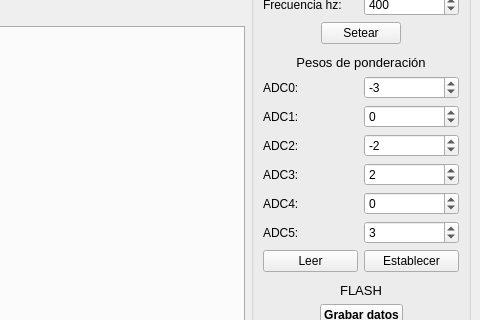
Qt form mainwindow.ui (GabiAndi/Microcontroladores_2020_Autito_UI) before a commit; both pictures show x 620 to 1100 and y 200 to 520 of the 1100 by 660 pixel window.
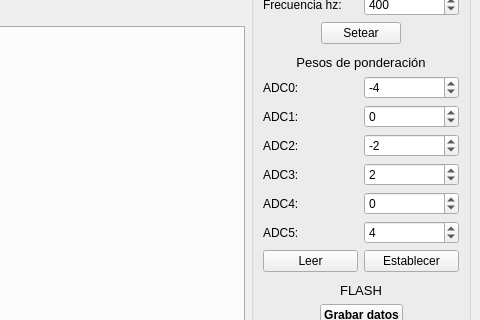
The same form after that commit. Icons and pictures are not drawn. Custom widgets are drawn as their Qt base class.

Commit message: Presentación

Patch:
```diff
--- a/mainwindow.ui
+++ b/mainwindow.ui
@@ -536,7 +536,7 @@
             <number>1</number>
            </property>
            <property name="value">
-            <number>-3</number>
+            <number>-4</number>
            </property>
           </widget>
          </item>
@@ -671,7 +671,7 @@
             <number>1</number>
            </property>
            <property name="value">
-            <number>3</number>
+            <number>4</number>
            </property>
           </widget>
          </item>
```
